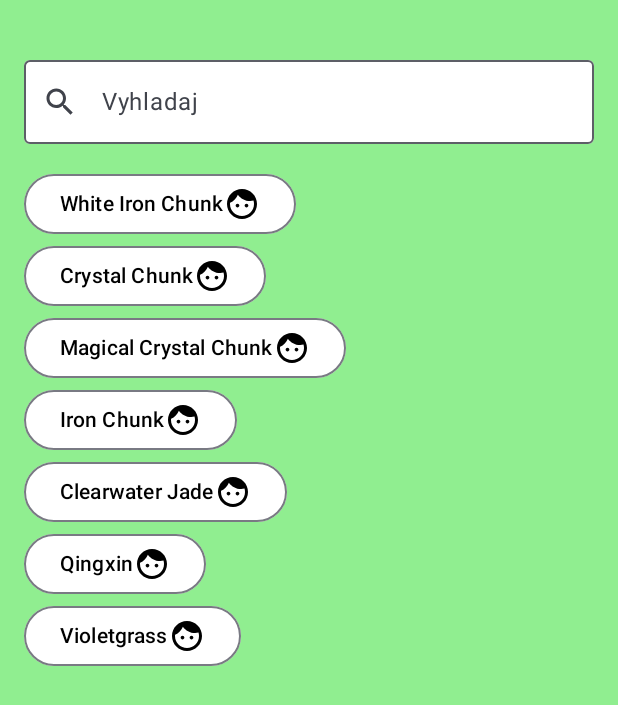
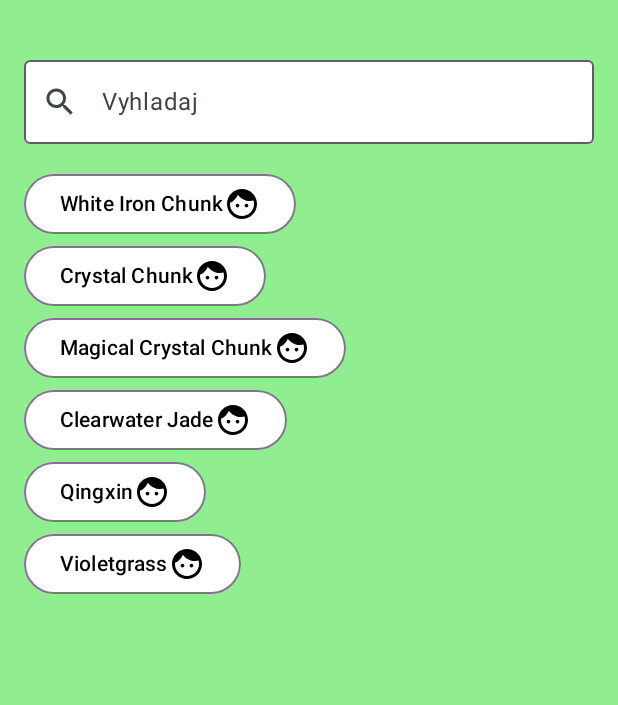
Before and after one commit to Ryzovychlebik/VAMZ, an Android app built with Jetpack Compose: the vyhladaj screen opened through its navigation route, on a phone screen of 412 x 824 dp. Shown: the top 705 px of the screen. Run offline under Robolectric (Android 15) with nearby library versions, the phone set to English and light mode, and no system bars.

Commit message:
Final verzia

```diff
--- a/app/src/main/java/com/example/vamz/MainActivity.kt
+++ b/app/src/main/java/com/example/vamz/MainActivity.kt
@@ -84,10 +84,6 @@ class MainActivity : ComponentActivity() {
                 ) {
                     composable("menu") {//entry ->
                         MenuNahlad(navController)
-                        /*val material = entry.savedStateHandle.get<String>("hladanyMaterial")
-                        material?.let {
-                            Text(text = material)
-                        }*/
                     }
                     composable("mapa") {
                         PrvyNahlad(navController)
@@ -344,22 +340,21 @@ fun vysledokHladania(navController: NavController, material: String?) {
                     fontWeight = FontWeight.Bold
                 )
             }
-
             LazyColumn(
                 modifier = Modifier.fillMaxSize()
             ) {
                 items(materialy) { _material ->
                     if (_material.nazovMaterialu == material) {
+                        Text(
+                            text = "Lokácia: ${_material.lokacia}",
+                            modifier = Modifier.padding(8.dp)
+                        )
                         Image(
                             painter = painterResource(id = _material.imageRes),
                             contentDescription = _material.nazovMaterialu,
                             modifier = Modifier
                                 .fillMaxWidth()
                                 .padding(8.dp)
-                        )
-                        Text(
-                            text = "Location: ${_material.lokacia}",
-                            modifier = Modifier.padding(8.dp)
                         )
                     }
                 }
--- a/app/src/main/java/com/example/vamz/SearchViewModel.kt
+++ b/app/src/main/java/com/example/vamz/SearchViewModel.kt
@@ -55,13 +55,16 @@ data class Material(
 
 // Assuming you have drawable resources with these names
 private val allMaterials = listOf(
-    Material("White Iron Chunk", R.drawable.mapchenyun, "mapchenyun"),
-    Material("White Iron Chunk", R.drawable.mapchenyun, "mapchenyun"),
-    Material("White Iron Chunk", R.drawable.mapchenyun, "mapchenyun"),
-    Material("Crystal Chunk", R.drawable.mapchenyun, "mapchenyun"),
-    Material("Magical Crystal Chunk", R.drawable.mapchenyun, "mapchenyun"),
-    Material("Iron Chunk", R.drawable.mapchenyun, "mapchenyun"),
-    Material("Clearwater Jade", R.drawable.mapchenyun, "mapchenyun"),
-    Material("Qingxin", R.drawable.mapchenyun, "mapchenyun"),
-    Material("Violetgrass", R.drawable.mapchenyun, "mapchenyun")
+    Material("White Iron Chunk", R.drawable.chizhangwallwhiteironchunk, "Chizhang Wall"),
+    Material("White Iron Chunk", R.drawable.chiwangterracewhiteironchunk, "Chiwang Terrace"),
+    Material("Crystal Chunk", R.drawable.mtlingmengcrystalchunk, "Mt. Lingmeng"),
+    Material("Crystal Chunk", R.drawable.chizhangwallcrystalchunk, "Chizhang Wall"),
+    Material("Magical Crystal Chunk", R.drawable.qiaoyingvillagemagicalcrystalchunk, "Qiaoying Village"),
+    Material("Clearwater Jade", R.drawable.mtlingmengclearwaterjade, "Mt. Lingmeng"),
+    Material("Clearwater Jade", R.drawable.chizhangwallclearwaterjade, "Chizhang Wall"),
+    Material("Clearwater Jade", R.drawable.teatreeslopeclearwaterjade, "Teatree Slope"),
+    Material("Clearwater Jade", R.drawable.yaodievalleyclearwaterjade, "Yaodie Valley"),
+    Material("Qingxin", R.drawable.yaodievalleyqingxin, "Yaodie Valley"),
+    Material("Qingxin", R.drawable.chiwangterraceqingxin, "Chiwang Terrace"),
+    Material("Violetgrass", R.drawable.chiwangterracevioletgrass, "Chiwang Terrace")
 )
```
Also changed, not shown: app/src/main/res/drawable-nodpi/chiwangterraceironchunk.jpg (added), app/src/main/res/drawable-nodpi/chiwangterraceqingxin.jpg (added), app/src/main/res/drawable-nodpi/chiwangterracevioletgrass.jpg (added), app/src/main/res/drawable-nodpi/chiwangterracewhiteironchunk.jpg (added), app/src/main/res/drawable-nodpi/chizhangwallclearwaterjade.jpg (added), app/src/main/res/drawable-nodpi/chizhangwallcrystalchunk.jpg (added), app/src/main/res/drawable-nodpi/chizhangwallwhiteironchunk.jpg (added), app/src/main/res/drawable-nodpi/mtlingmengclearwaterjade.jpg (added), app/src/main/res/drawable-nodpi/mtlingmengcrystalchunk.jpg (added), app/src/main/res/drawable-nodpi/mtlingmengironchunk.jpg (added), app/src/main/res/drawable-nodpi/qiaoyingvillagemagicalcrystalchunk.jpg (added), app/src/main/res/drawable-nodpi/teatreeslopeclearwaterjade.jpg (added), app/src/main/res/drawable-nodpi/yaodievalleyclearwaterjade.jpg (added), app/src/main/res/drawable-nodpi/yaodievalleyqingxin.jpg (added), 1 more files.
